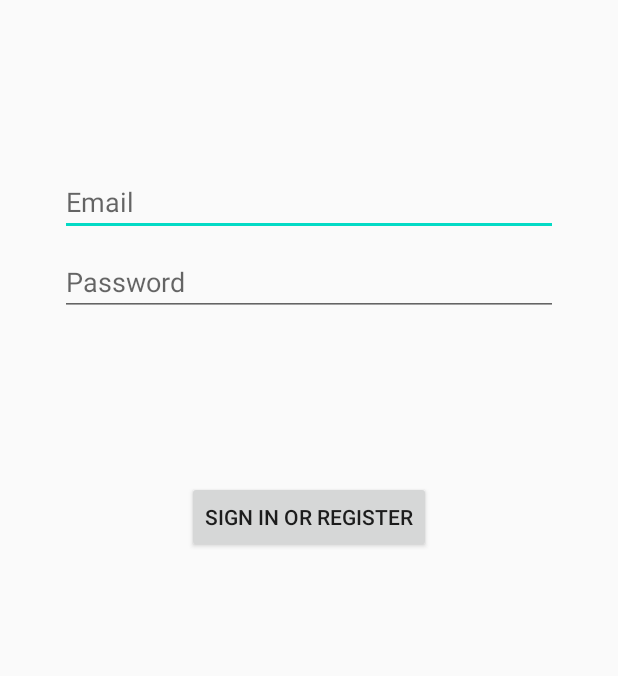
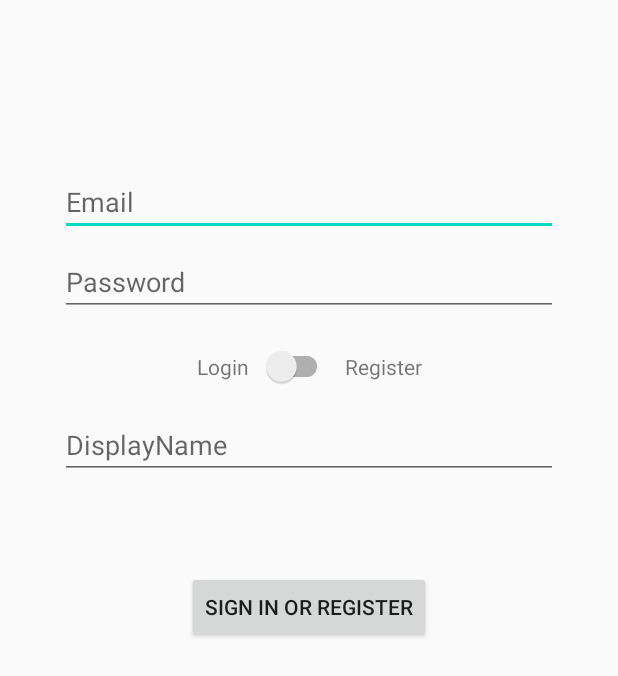
Before and after one commit to chan-kelv/BdayPost, an Android app: the layout activity_login.xml on its own in the app's theme, with its tools: preview values and no code run, on a phone screen of 412 x 824 dp. Shown: the top 676 px of the screen. Run offline under Robolectric (Android 15) with nearby library versions, the phone set to English and light mode, and no system bars.

Commit message:
added register

```diff
--- a/app/src/main/res/layout/activity_login.xml
+++ b/app/src/main/res/layout/activity_login.xml
@@ -47,15 +47,64 @@
         android:layout_height="wrap_content"
         android:layout_gravity="start"
         android:layout_marginStart="48dp"
-        android:layout_marginTop="16dp"
+        android:layout_marginTop="32dp"
         android:layout_marginEnd="48dp"
-        android:layout_marginBottom="64dp"
+        android:layout_marginBottom="16dp"
         android:text="@string/action_sign_in"
         app:layout_constraintBottom_toBottomOf="parent"
         app:layout_constraintEnd_toEndOf="parent"
         app:layout_constraintStart_toStartOf="parent"
-        app:layout_constraintTop_toBottomOf="@+id/input_password"
+        app:layout_constraintTop_toBottomOf="@+id/toggle_loginRegister"
         app:layout_constraintVertical_bias="0.2" />
+
+    <androidx.appcompat.widget.SwitchCompat
+        android:id="@+id/toggle_loginRegister"
+        android:layout_width="wrap_content"
+        android:layout_height="0dp"
+        android:layout_marginTop="20dp"
+        app:layout_constraintEnd_toStartOf="@+id/text_register"
+        app:layout_constraintHorizontal_bias="0.5"
+        app:layout_constraintStart_toEndOf="@+id/text_login"
+        app:layout_constraintTop_toBottomOf="@+id/input_password" />
+
+    <TextView
+        android:id="@+id/text_login"
+        android:layout_width="wrap_content"
+        android:layout_height="wrap_content"
+        android:layout_marginEnd="8dp"
+        android:text="@string/login_login_text"
+        app:layout_constraintBottom_toBottomOf="@+id/toggle_loginRegister"
+        app:layout_constraintEnd_toStartOf="@+id/toggle_loginRegister"
+        app:layout_constraintHorizontal_bias="0.5"
+        app:layout_constraintHorizontal_chainStyle="packed"
+        app:layout_constraintStart_toStartOf="parent"
+        app:layout_constraintTop_toTopOf="@+id/toggle_loginRegister" />
+
+    <TextView
+        android:id="@+id/text_register"
+        android:layout_width="wrap_content"
+        android:layout_height="wrap_content"
+        android:layout_marginStart="8dp"
+        android:text="@string/login_register_text"
+        app:layout_constraintBottom_toBottomOf="@+id/toggle_loginRegister"
+        app:layout_constraintEnd_toEndOf="parent"
+        app:layout_constraintHorizontal_bias="0.5"
+        app:layout_constraintStart_toEndOf="@+id/toggle_loginRegister"
+        app:layout_constraintTop_toTopOf="@+id/toggle_loginRegister" />
+
+    <EditText
+        android:id="@+id/input_displayName"
+        android:layout_width="0dp"
+        android:layout_height="wrap_content"
+        android:layout_marginTop="16dp"
+        android:ems="10"
+        android:visibility="gone"
+        tools:visibility="visible"
+        android:hint="@string/login_displayName_hint"
+        android:inputType="textPersonName"
+        app:layout_constraintEnd_toEndOf="@+id/input_password"
+        app:layout_constraintStart_toStartOf="@+id/input_password"
+        app:layout_constraintTop_toBottomOf="@+id/toggle_loginRegister" />
 
     <ProgressBar
         android:id="@+id/progress_loading"
--- a/app/src/main/res/values/strings.xml
+++ b/app/src/main/res/values/strings.xml
@@ -9,4 +9,7 @@
     <string name="invalid_username">Not a valid username</string>
     <string name="invalid_password">Password must be >5 characters</string>
     <string name="login_failed">"Login failed"</string>
+    <string name="login_register_text">Register</string>
+    <string name="login_login_text">Login</string>
+    <string name="login_displayName_hint">DisplayName</string>
 </resources>
```
Also changed, not shown: app/src/main/java/com/kelvin/bdaypost/data/loginData/AuthenticationNetwork.kt (renamed from app/src/main/java/com/kelvin/bdaypost/data/loginData/LoginDataSource.kt, +22 -1 lines), app/src/main/java/com/kelvin/bdaypost/data/loginData/AuthenticationRepository.kt (renamed from app/src/main/java/com/kelvin/bdaypost/data/loginData/LoginRepository.kt, +20 -8 lines), app/src/main/java/com/kelvin/bdaypost/ui/login/LoginActivity.kt (+18 -3 lines), app/src/main/java/com/kelvin/bdaypost/ui/login/viewModel/LoginViewModel.kt (+22 -13 lines).
